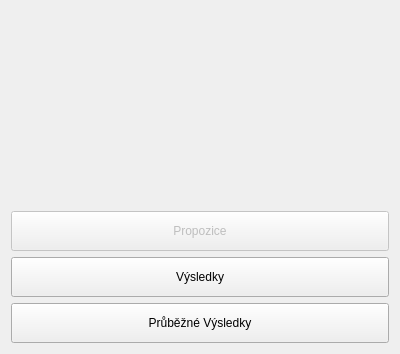
Qt form menu.ui (jjunior776/pekelnik) before a commit.
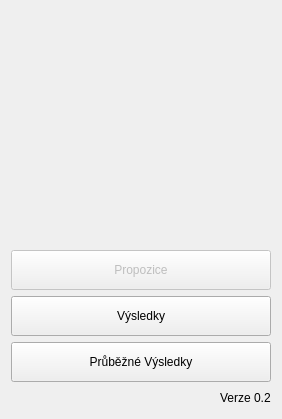
The same form after that commit. Icons and pictures are not drawn.

Diff of the .ui file:
```diff
--- a/menu.ui
+++ b/menu.ui
@@ -6,8 +6,8 @@
    <rect>
     <x>0</x>
     <y>0</y>
-    <width>400</width>
-    <height>354</height>
+    <width>282</width>
+    <height>419</height>
    </rect>
   </property>
   <property name="windowTitle">
@@ -94,6 +94,30 @@
      </item>
     </layout>
    </item>
+   <item>
+    <layout class="QHBoxLayout" name="horizontalLayout">
+     <item>
+      <spacer name="horizontalSpacer">
+       <property name="orientation">
+        <enum>Qt::Horizontal</enum>
+       </property>
+       <property name="sizeHint" stdset="0">
+        <size>
+         <width>40</width>
+         <height>20</height>
+        </size>
+       </property>
+      </spacer>
+     </item>
+     <item>
+      <widget class="QLabel" name="label">
+       <property name="text">
+        <string>Verze 0.2</string>
+       </property>
+      </widget>
+     </item>
+    </layout>
+   </item>
   </layout>
  </widget>
  <layoutdefault spacing="6" margin="11"/>
```
Left out of the diff: 44 changed lines with no effect on the pictures.
